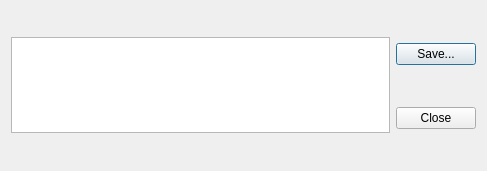
The window that src/summary_window.ui (mbdevpl/VaDoR) describes before a commit, drawn with Qt 5.
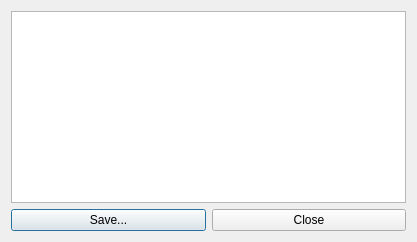
The same window after the commit. Icons and pictures are not drawn.

Commit message: approximate_r.cpp refactoring, changes in gui, more friendly GUI for other developers :P

The edit to the form file:
```diff
--- a/src/summary_window.ui
+++ b/src/summary_window.ui
@@ -6,8 +6,8 @@
    <rect>
     <x>0</x>
     <y>0</y>
-    <width>487</width>
-    <height>171</height>
+    <width>417</width>
+    <height>242</height>
    </rect>
   </property>
   <property name="windowTitle">
@@ -17,27 +17,31 @@
    <iconset>
     <normaloff>pictures/icon.png</normaloff>pictures/icon.png</iconset>
   </property>
-  <layout class="QGridLayout" name="gridLayout">
-   <item row="0" column="0" rowspan="2">
+  <layout class="QVBoxLayout" name="verticalLayout">
+   <item>
     <widget class="QTextEdit" name="infoTextEdit">
      <property name="readOnly">
       <bool>true</bool>
      </property>
     </widget>
    </item>
-   <item row="0" column="1">
+   <item>
+    <layout class="QHBoxLayout" name="horizontalLayout">
+     <item>
     <widget class="QPushButton" name="saveButton">
      <property name="text">
       <string>Save...</string>
      </property>
     </widget>
    </item>
-   <item row="1" column="1">
+     <item>
     <widget class="QPushButton" name="CloseButton">
      <property name="text">
       <string>Close</string>
      </property>
     </widget>
+     </item>
+    </layout>
    </item>
   </layout>
  </widget>
```
Lines whose indentation alone changed are shown as unchanged. The commit also changes 6 other files.
